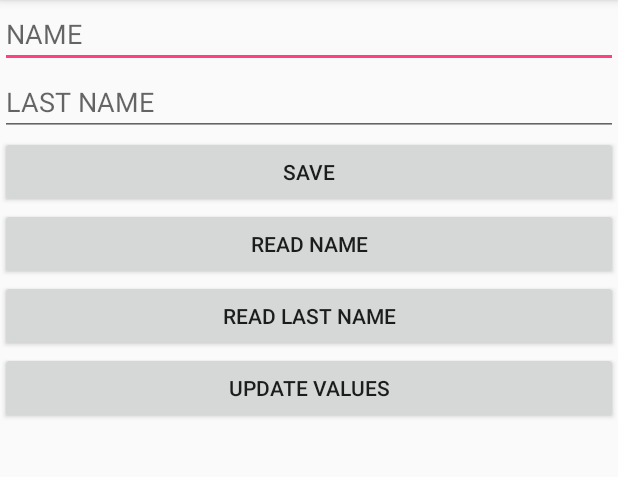
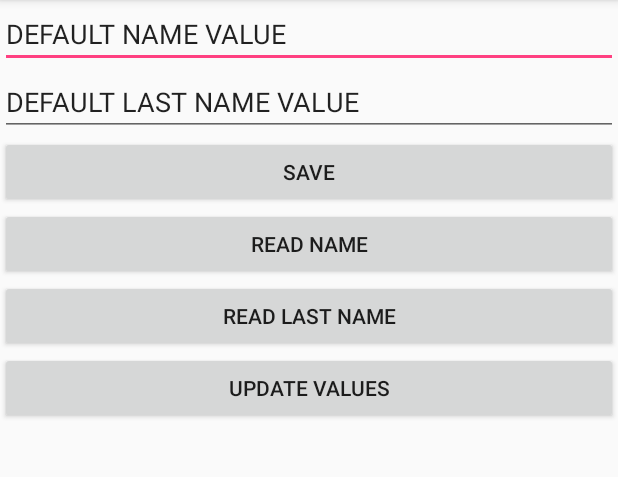
Before and after one commit to AntoninoAN/w2d2_PersistantInformation, an Android app: the screen it shows after launch (MainActivity), after a tap on "UPDATE VALUES", on a phone screen of 412 x 824 dp, the part 84-561 px from its top. Run offline under Robolectric (Android 15) with nearby library versions, the phone set to English and light mode, and no system bars.

Commit message:
validations added

```diff
--- a/app/src/main/java/com/example/admin/w2d2_sharedpreferences/MainActivity.java
+++ b/app/src/main/java/com/example/admin/w2d2_sharedpreferences/MainActivity.java
@@ -21,8 +21,8 @@ public class MainActivity extends AppCompatActivity {
     }
 
     public void updateEditViews(View view) {
-        et_name_values.setText(settingsValues.getString("name",""));
-        et_lastname_values.setText(settingsValues.getString("lastname",""));
+        et_name_values.setText(settingsValues.getString("name","DEFAULT NAME VALUE"));
+        et_lastname_values.setText(settingsValues.getString("lastname","DEFAULT LASTNAME VALUE"));
     }
 
     public void popupLastName(View view) {
@@ -45,10 +45,10 @@ public class MainActivity extends AppCompatActivity {
 
         SharedPreferences.Editor editor= settingsValues.edit();
 
+        //String nameValue= et_name_values.getText().toString().isEmpty()?"":"DEFAULT";
 
-
-        editor.putString("name",et_name_values.getText().toString());
-        editor.putString("lastname",et_lastname_values.getText().toString());
+        editor.putString("name",et_name_values.getText().toString().isEmpty()?"DEFAULT NAME VALUE":et_name_values.getText().toString());
+        editor.putString("lastname",et_lastname_values.getText().toString().isEmpty()?"DEFAULT LAST NAME VALUE":et_lastname_values.getText().toString());
         editor.commit();
 
         et_name_values.setText("");
```
